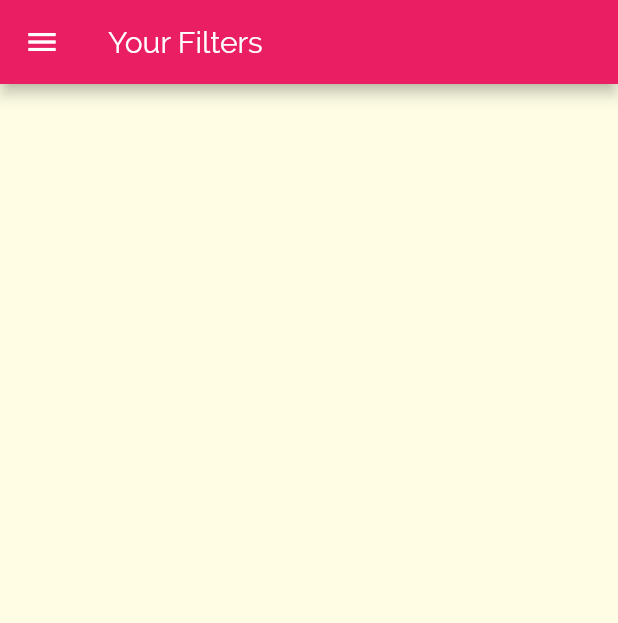
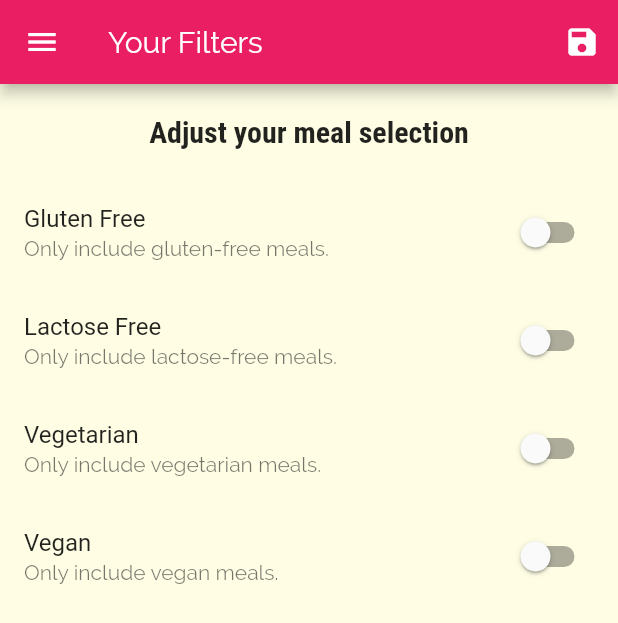
Before and after one commit to MIKEGUIJARRO/MealsApp, a Flutter app: the FiltersScreen screen opened by its route, on a phone screen of 412 x 824 dp. Shown: the top 623 px of the screen. Run offline on Flutter 3.47's test engine with Material 2 defaults, Android fonts, the phone set to English and light mode, and no system bars.

Commit message:
Agrega seccion de filtros de forma dummy, se pasa el estado entre screens

```diff
--- a/lib/main.dart
+++ b/lib/main.dart
@@ -1,6 +1,8 @@
 import 'package:flutter/material.dart';
+
+import './dummy-data.dart';
+import './models/meal.dart';
 import './screens/filters_screen.dart';
-
 import './screens/tabs_screen.dart';
 import './screens/meal_detail_screen.dart';
 import './screens/category_meals_screen.dart';
@@ -8,7 +10,42 @@ import './screens/categories_screen.dart';
 
 void main() => runApp(MyApp());
 
-class MyApp extends StatelessWidget {
+class MyApp extends StatefulWidget {
+  @override
+  _MyAppState createState() => _MyAppState();
+}
+
+class _MyAppState extends State<MyApp> {
+  Map<String, bool> _filters = {
+    "gluten": false,
+    "lactose": false,
+    "vegan": false,
+    "vegetarian": false,
+  };
+
+  List<Meal> _availableMeals = DUMMY_MEALS;
+
+  _setFilters(Map<String, bool> filterData){
+    setState(() {
+      _filters = filterData;
+
+      _availableMeals = DUMMY_MEALS.where((meal){
+        if (_filters["gluten"] && !meal.isGlutenFree) {
+          return false;
+        }
+        if (_filters["lactose"] && !meal.isLactoseFree) {
+          return false;
+        }
+        if (_filters["vegan"] && !meal.isVegan) {
+          return false;
+        }
+        if (_filters["vegetarian"] && !meal.isVegetarian) {
+          return false;
+        }
+        return true;
+      }).toList();
+    });
+  }
 
   @override
   Widget build(BuildContext context) {
@@ -20,8 +57,8 @@ class MyApp extends StatelessWidget {
           canvasColor: Color.fromRGBO(255, 254, 229, 1),
           fontFamily: "Raleway",
           textTheme: ThemeData.light().textTheme.copyWith(
-            //Copy with permite suplir valores que se tienen por default
-            //con otros que se sobreescriben.
+                //Copy with permite suplir valores que se tienen por default
+                //con otros que se sobreescriben.
                 body1: TextStyle(color: Color.fromRGBO(20, 51, 51, 1)),
                 body2: TextStyle(color: Color.fromRGBO(20, 51, 51, 1)),
                 title: TextStyle(
@@ -33,25 +70,24 @@ class MyApp extends StatelessWidget {
       initialRoute: "/",
       routes: {
         // "/": (ctx)=> CategorieScreens() nos permite entrar como una ruta por default.
-        "/": (ctx)=> TabsScreen(),
-        CategoryMealsScreen.routeName: (ctx)=> CategoryMealsScreen(),
-        MealDetailScreen.routeName: (ctx)=> MealDetailScreen(),
-        FiltersScreen.routeName: (ctx)=> FiltersScreen(),
-
+        "/": (ctx) => TabsScreen(),
+        CategoryMealsScreen.routeName: (ctx) => CategoryMealsScreen(_availableMeals),
+        MealDetailScreen.routeName: (ctx) => MealDetailScreen(),
+        FiltersScreen.routeName: (ctx) => FiltersScreen(_filters, _setFilters),
       },
       /* En caso de que nuestra navegacion estandar llegue a fallar,
           esta configuracion nos permite entrar a una ruta por default
           */
       onGenerateRoute: (routeSettings) {
         print(routeSettings.arguments);
-        return MaterialPageRoute(builder: (buildCtx)=> CategoriesScreen());
+        return MaterialPageRoute(builder: (buildCtx) => CategoriesScreen());
       },
       /* Este metodo es el ultimo recurso que usa flutter para revisar las
       rutas que tiene disponibles antes de que ejecute un error.
       Este metodo se activa en caso de que no se tenga ninguna ruta disponible.
       El equivalente en web de la pagina 404 no existe.*/
       onUnknownRoute: (routeSettings) {
-        return MaterialPageRoute(builder: (buildCtx)=> CategoriesScreen());
+        return MaterialPageRoute(builder: (buildCtx) => CategoriesScreen());
       },
     );
   }
--- a/lib/screens/category_meals_screen.dart
+++ b/lib/screens/category_meals_screen.dart
@@ -6,6 +6,10 @@ import '../dummy-data.dart';
 
 class CategoryMealsScreen extends StatefulWidget {
   static const routeName = "/category-meals";
+
+  final List<Meal> availableMeals;
+
+  CategoryMealsScreen(this.availableMeals);
 
   @override
   _CategoryMealsScreenState createState() => _CategoryMealsScreenState();
@@ -33,7 +37,7 @@ class _CategoryMealsScreenState extends State<CategoryMealsScreen> {
           ModalRoute.of(context).settings.arguments as Map<String, String>;
       categoryTitle = routeArgs["title"];
       final categoryId = routeArgs["id"];
-      displayedMeals = DUMMY_MEALS.where((meal) {
+      displayedMeals = widget.availableMeals.where((meal) {
         return meal.categories.contains(categoryId);
       }).toList();
       _loadedInitData = true;
--- a/lib/screens/filters_screen.dart
+++ b/lib/screens/filters_screen.dart
@@ -1,16 +1,118 @@
 import 'package:flutter/material.dart';
 import '../widgets/main_drawer.dart';
-class FiltersScreen extends StatelessWidget {
 
+class FiltersScreen extends StatefulWidget {
   static const routeName = "/filters";
+
+  final Function saveFilters;
+  final Map<String, bool>currentFilters;
+
+  FiltersScreen(this.currentFilters, this.saveFilters);
+
+  @override
+  _FiltersScreenState createState() => _FiltersScreenState();
+}
+
+class _FiltersScreenState extends State<FiltersScreen> {
+
+  bool _glutterFree = false;
+  bool _vegetarian = false;
+  bool _vegan = false;
+  bool _lactoseFree = false;
+
+  @override
+  initState(){
+    super.initState();
+
+    _glutterFree = widget.currentFilters["gluten"];
+    _vegetarian = widget.currentFilters["vegetarian"];
+    _vegan = widget.currentFilters["vegan"];
+    _lactoseFree = widget.currentFilters["lactose"];
+  }
+
+
+
+
+  Widget _buildSwitchListTile(
+    String title,
+    String description,
+    bool currentValue,
+    Function updateValue,
+  ) {
+    return SwitchListTile(
+        title: Text(title),
+        value: currentValue,
+        subtitle: Text(description),
+        onChanged: updateValue);
+  }
 
   @override
   Widget build(BuildContext context) {
     return Scaffold(
       appBar: AppBar(
         title: Text("Your Filters"),
+        actions: <Widget>[
+          IconButton(
+            icon: Icon(Icons.save),
+            onPressed: () {
+              Map<String, bool> selectedFilters = {
+                "gluten": _glutterFree,
+                "lactose": _lactoseFree,
+                "vegan": _vegan,
+                "vegetarian": _vegetarian,
+              };
+              widget.saveFilters(selectedFilters);
+            },
+          )
+        ],
       ),
       drawer: MainDrawer(),
+      body: Column(
+        children: <Widget>[
+          Container(
+            padding: EdgeInsets.all(20),
+            child: Text(
+              "Adjust your meal selection",
+              style: Theme.of(context).textTheme.title,
+            ),
+          ),
+          Expanded(
+            child: ListView(
+              children: <Widget>[
+                _buildSwitchListTile(
+                    "Gluten Free",
+                    "Only include gluten-free meals.",
+                    _glutterFree, (newValue) {
+                  setState(() {
+                    _glutterFree = newValue;
+                  });
+                }),
+                _buildSwitchListTile(
+                    "Lactose Free",
+                    "Only include lactose-free meals.",
+                    _lactoseFree, (newValue) {
+                  setState(() {
+                    _lactoseFree = newValue;
+                  });
+                }),
+                _buildSwitchListTile(
+                    "Vegetarian", "Only include vegetarian meals.", _vegetarian,
+                    (newValue) {
+                  setState(() {
+                    _vegetarian = newValue;
+                  });
+                }),
+                _buildSwitchListTile(
+                    "Vegan", "Only include vegan meals.", _vegan, (newValue) {
+                  setState(() {
+                    _vegan = newValue;
+                  });
+                })
+              ],
+            ),
+          )
+        ],
+      ),
     );
   }
 }
```
